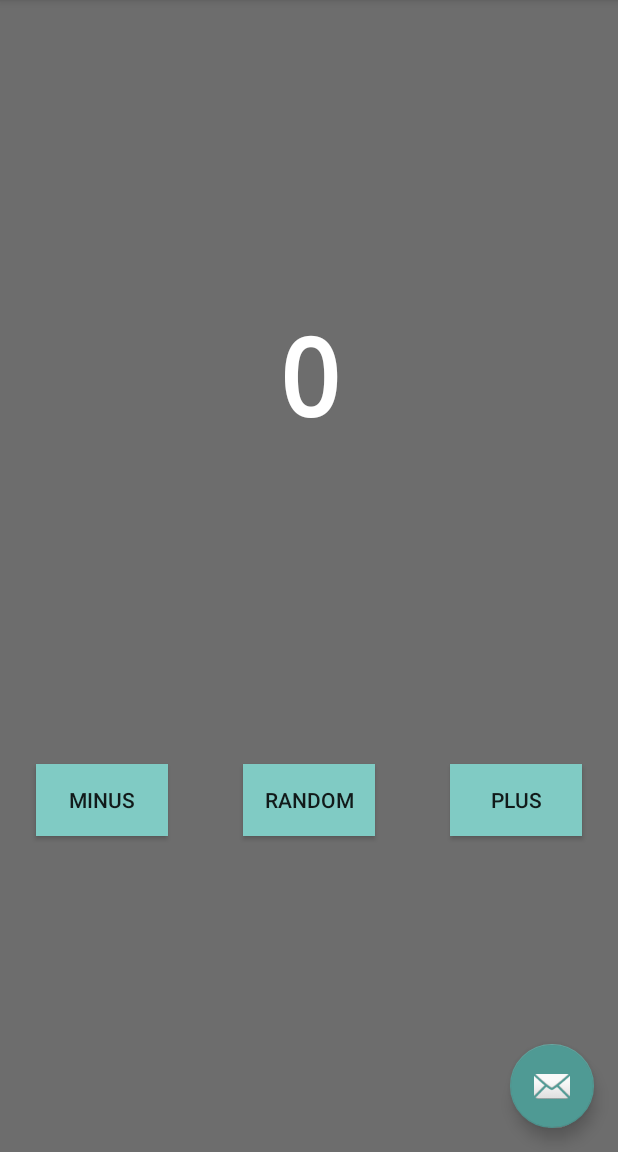
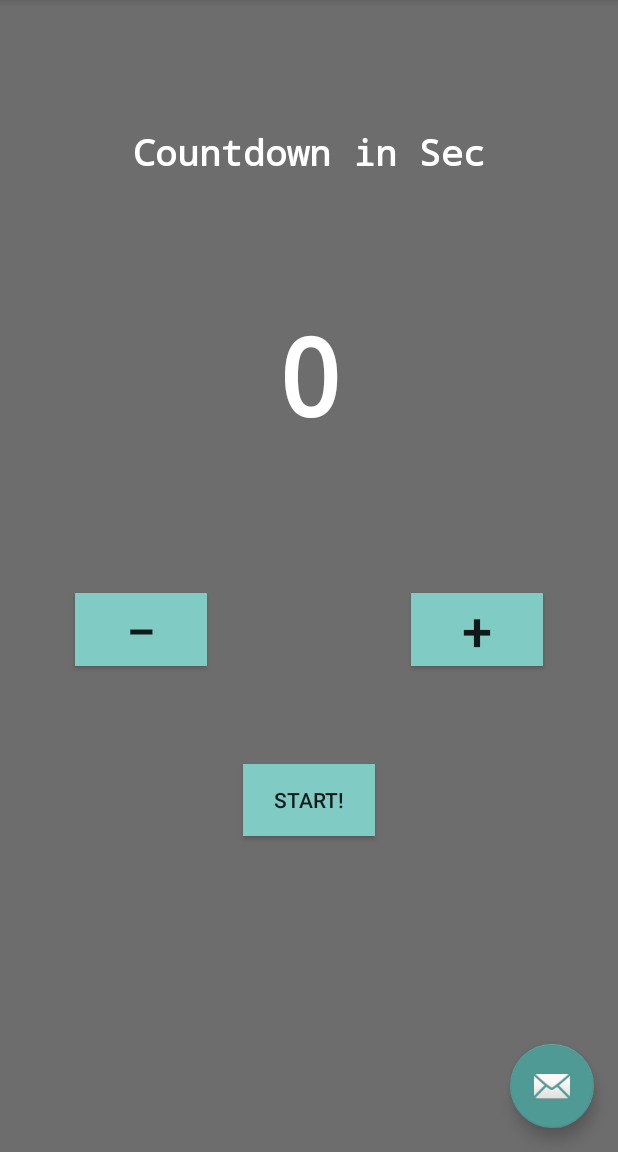
Before and after one commit to bungamaku/tktpl-mobile, an Android app: the screen it shows after launch (MainActivity), on a phone screen of 412 x 824 dp, the part 84-1236 px from its top. Run offline under Robolectric (Android 15) with nearby library versions, the phone set to English and light mode, and no system bars.

Commit message:
Implement count down timer

```diff
--- a/app/src/main/res/layout/fragment_first.xml
+++ b/app/src/main/res/layout/fragment_first.xml
@@ -8,7 +8,7 @@
     tools:context=".FirstFragment">
 
     <TextView
-        android:id="@+id/textview_first"
+        android:id="@+id/textView_input"
         android:layout_width="wrap_content"
         android:layout_height="wrap_content"
         android:fontFamily="monospace"
@@ -28,34 +28,52 @@
         android:id="@+id/plus_button"
         android:layout_width="wrap_content"
         android:layout_height="wrap_content"
-        android:layout_marginEnd="24dp"
-        android:layout_marginRight="24dp"
+        android:layout_marginEnd="50dp"
+        android:layout_marginRight="50dp"
         android:background="@color/colorSecondary"
         android:text="@string/plus_button_text"
-        app:layout_constraintBottom_toBottomOf="parent"
+        android:textSize="36sp"
+        app:layout_constraintBottom_toTopOf="@+id/start_button"
         app:layout_constraintEnd_toEndOf="parent"
-        app:layout_constraintTop_toBottomOf="@+id/textview_first" />
+        app:layout_constraintTop_toBottomOf="@+id/textView_input"
+        app:layout_constraintVertical_bias="0.6" />
 
     <Button
         android:id="@+id/minus_button"
         android:layout_width="wrap_content"
         android:layout_height="wrap_content"
-        android:layout_marginStart="24dp"
-        android:layout_marginLeft="24dp"
+        android:layout_marginStart="50dp"
+        android:layout_marginLeft="50dp"
         android:background="@color/colorSecondary"
         android:text="@string/minus_button_text"
-        app:layout_constraintBottom_toBottomOf="parent"
+        android:textSize="36sp"
+        app:layout_constraintBottom_toTopOf="@+id/start_button"
         app:layout_constraintStart_toStartOf="parent"
-        app:layout_constraintTop_toBottomOf="@+id/textview_first" />
+        app:layout_constraintTop_toBottomOf="@+id/textView_input"
+        app:layout_constraintVertical_bias="0.6" />
 
     <Button
-        android:id="@+id/random_button"
+        android:id="@+id/start_button"
         android:layout_width="wrap_content"
         android:layout_height="wrap_content"
         android:background="@color/colorSecondary"
-        android:text="@string/random_button_text"
+        android:text="@string/start_button_text"
         app:layout_constraintBottom_toBottomOf="parent"
-        app:layout_constraintEnd_toStartOf="@+id/plus_button"
-        app:layout_constraintStart_toEndOf="@+id/minus_button"
-        app:layout_constraintTop_toBottomOf="@+id/textview_first" />
+        app:layout_constraintEnd_toEndOf="parent"
+        app:layout_constraintStart_toStartOf="parent"
+        app:layout_constraintTop_toBottomOf="@+id/textView_input" />
+
+    <TextView
+        android:id="@+id/title"
+        android:layout_width="wrap_content"
+        android:layout_height="wrap_content"
+        android:fontFamily="monospace"
+        android:text="@string/title_text"
+        android:textColor="@color/colorTextOnPrimary"
+        android:textSize="24sp"
+        android:textStyle="bold"
+        app:layout_constraintBottom_toTopOf="@+id/textView_input"
+        app:layout_constraintEnd_toEndOf="parent"
+        app:layout_constraintStart_toStartOf="parent"
+        app:layout_constraintTop_toTopOf="parent" />
 </androidx.constraintlayout.widget.ConstraintLayout>
--- a/app/src/main/res/values/strings.xml
+++ b/app/src/main/res/values/strings.xml
@@ -7,9 +7,9 @@
     <string name="previous">Previous</string>
 
     <string name="main_value">0</string>
-    <string name="random_heading">Here is a random number between 0 and %d.</string>
-    <string name="minus_button_text">Minus</string>
-    <string name="plus_button_text">Plus</string>
-    <string name="random_button_text">Random</string>
-    <string name="random_text">R</string>
+    <string name="minus_button_text">−</string>
+    <string name="plus_button_text">+</string>
+    <string name="start_button_text">Start!</string>
+    <string name="seconds_text">R</string>
+    <string name="title_text">Countdown in Sec</string>
 </resources>
```
Also changed, not shown: app/src/main/java/id/ac/ui/cs/mobileprogramming/bungaamalia/sutaato/FirstFragment.kt (+10 -5 lines), app/src/main/java/id/ac/ui/cs/mobileprogramming/bungaamalia/sutaato/SecondFragment.kt (+25 -11 lines), app/src/main/res/layout/fragment_second.xml (+17 -34 lines).
